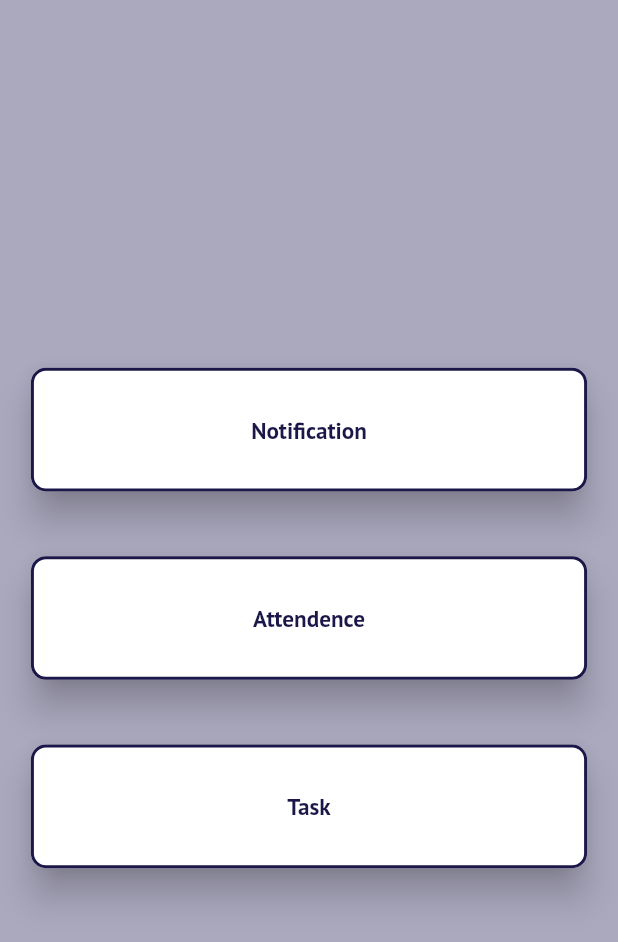
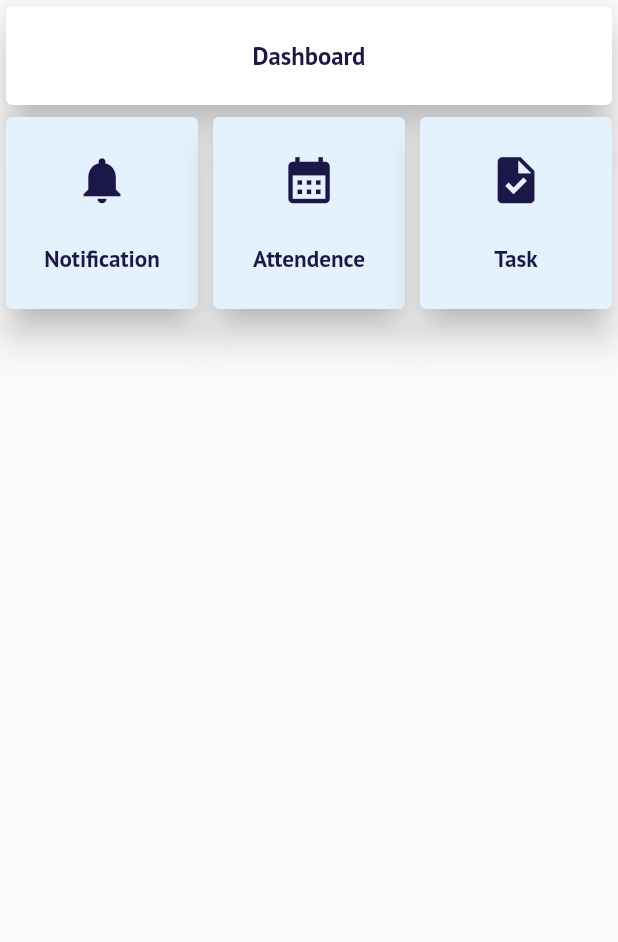
Before and after one commit to iamrithu/w3cert, a Flutter app: the HomeScreen screen opened by its route, on a phone screen of 412 x 824 dp. Shown: the top 942 px of the screen. Run offline on Flutter 3.47's test engine with Material 2 defaults, Android fonts, the phone set to English and light mode, and no system bars; our stand-ins replace dio, flutter_riverpod, go_router, google_fonts, loading_animation_widget, quickalert and 1 more; accounts and stored records are empty; network calls fail.

```diff
--- a/lib/screen/home-screen/home-screen.dart
+++ b/lib/screen/home-screen/home-screen.dart
@@ -1,5 +1,6 @@
 import 'package:flutter/material.dart';
 import 'package:flutter_riverpod/flutter_riverpod.dart';
+import 'package:google_fonts/google_fonts.dart';
 import 'package:w3cert/router/route-const.dart';
 import 'package:w3cert/router/routing.dart';
 import 'package:w3cert/screen/home-screen/widget/custom-container.dart';
@@ -20,19 +21,40 @@ class _HomeScreenState extends ConsumerState<HomeScreen> {
     final width = MediaQuery.of(context).size.width;
     final height = MediaQuery.of(context).size.height;
     return Scaffold(
-        body: Container(
+        body: SafeArea(
+      child: Container(
         width: width,
         height: height,
-      color: Color.fromARGB(90, 25, 21, 80),
+        child: LayoutBuilder(builder: (context, constraints) {
+          return Column(children: [
+            Card(
+              elevation: 10,
+              child: Container(
+                width: constraints.maxWidth,
+                height: constraints.maxHeight * 0.08,
+                child: Container(
                   alignment: Alignment.center,
-      child: Container(
-        width: width,
-        height: height * 0.5,
-        child: Column(
-          mainAxisAlignment: MainAxisAlignment.spaceEvenly,
-          crossAxisAlignment: CrossAxisAlignment.center,
+                  child: Text(
+                    "Dashboard",
+                    style: GoogleFonts.ptSans(
+                        color: Color.fromARGB(255, 27, 24, 73),
+                        fontSize: width < 700 ? width / 25 : width / 45,
+                        fontWeight: FontWeight.w600,
+                        letterSpacing: 0),
+                  ),
+                ),
+              ),
+            ),
+            Container(
+              width: constraints.maxWidth,
+              height: constraints.maxHeight * 0.9,
+              child: GridView.count(
+                crossAxisCount: width < 500 ? 3 : 2,
+                crossAxisSpacing: 2,
+                mainAxisSpacing: 2,
                 children: [
                   CustomContainer(
+                    icon: Icons.notifications,
                     click: () {
                       context.pushNamed(RouterConstants.notification,
                           queryParams: {"token": ref.watch(tokenProvider)});
@@ -42,6 +64,7 @@ class _HomeScreenState extends ConsumerState<HomeScreen> {
                     widht: width * 0.9,
                   ),
                   CustomContainer(
+                    icon: Icons.calendar_month,
                     click: () {
                       context.pushNamed(RouterConstants.attendence,
                           queryParams: {"token": ref.watch(tokenProvider)});
@@ -51,6 +74,7 @@ class _HomeScreenState extends ConsumerState<HomeScreen> {
                     widht: width * 0.9,
                   ),
                   CustomContainer(
+                    icon: Icons.task,
                     click: () {
                       context.pushNamed(RouterConstants.task,
                           queryParams: {"token": ref.watch(tokenProvider)});
@@ -61,7 +85,54 @@ class _HomeScreenState extends ConsumerState<HomeScreen> {
                   )
                 ],
               ),
+            )
+          ]);
+        }),
       ),
     ));
+    // return Scaffold(
+    //     body: Container(
+    //   width: width,
+    //   height: height,
+    //   color: Color.fromARGB(90, 25, 21, 80),
+    //   alignment: Alignment.center,
+    //   child: Container(
+    //     width: width,
+    //     height: height * 0.5,
+    //     child: Column(
+    //       mainAxisAlignment: MainAxisAlignment.spaceEvenly,
+    //       crossAxisAlignment: CrossAxisAlignment.center,
+    //       children: [
+    //         CustomContainer(
+    //           click: () {
+    //             context.pushNamed(RouterConstants.notification,
+    //                 queryParams: {"token": ref.watch(tokenProvider)});
+    //           },
+    //           content: "Notification",
+    //           height: height * 0.1,
+    //           widht: width * 0.9,
+    //         ),
+    //         CustomContainer(
+    //           click: () {
+    //             context.pushNamed(RouterConstants.notification,
+    //                 queryParams: {"token": ref.watch(tokenProvider)});
+    //           },
+    //           content: "Notification",
+    //           height: height * 0.1,
+    //           widht: width * 0.9,
+    //         ),
+    //         CustomContainer(
+    //           click: () {
+    //             context.pushNamed(RouterConstants.task,
+    //                 queryParams: {"token": ref.watch(tokenProvider)});
+    //           },
+    //           content: "Task",
+    //           height: height * 0.1,
+    //           widht: width * 0.9,
+    //         )
+    //       ],
+    //     ),
+    //   ),
+    // ));
   }
 }
--- a/lib/screen/home-screen/widget/custom-container.dart
+++ b/lib/screen/home-screen/widget/custom-container.dart
@@ -6,8 +6,14 @@ class CustomContainer extends StatelessWidget {
   final widht;
   final String? content;
   final Function click;
+  final IconData icon;
   const CustomContainer(
-      {Key? key, this.height, this.widht, this.content, required this.click})
+      {Key? key,
+      this.height,
+      this.widht,
+      this.content,
+      required this.click,
+      required this.icon})
       : super(key: key);
 
   @override
@@ -17,19 +23,24 @@ class CustomContainer extends StatelessWidget {
         click();
       },
       child: Card(
+        color: Colors.blue[50],
         shape: RoundedRectangleBorder(
-          borderRadius: BorderRadius.circular(10),
+          borderRadius: BorderRadius.circular(4),
         ),
         elevation: 10,
         child: Container(
           width: widht,
           height: height,
-          decoration: BoxDecoration(
-              borderRadius: BorderRadius.circular(10),
-              border:
-                  Border.all(color: Color.fromARGB(255, 27, 24, 73), width: 2)),
-          child: Center(
-            child: Text(
+          child: Column(
+            mainAxisAlignment: MainAxisAlignment.spaceEvenly,
+            crossAxisAlignment: CrossAxisAlignment.center,
+            children: [
+              Icon(
+                icon,
+                color: Color.fromARGB(255, 27, 24, 73),
+                size: widht * 0.1,
+              ),
+              Text(
                 content!,
                 style: GoogleFonts.ptSans(
                     color: Color.fromARGB(255, 27, 24, 73),
@@ -37,6 +48,7 @@ class CustomContainer extends StatelessWidget {
                     fontWeight: FontWeight.w600,
                     letterSpacing: 0),
               ),
+            ],
           ),
         ),
       ),
```
Also changed, not shown: lib/screen/attendence/attendence.dart (+41 -37 lines), lib/screen/notification/notification.dart (+21 -29 lines), lib/screen/task/task.dart (+47 -46 lines). Lines whose indentation alone changed are shown as unchanged.
